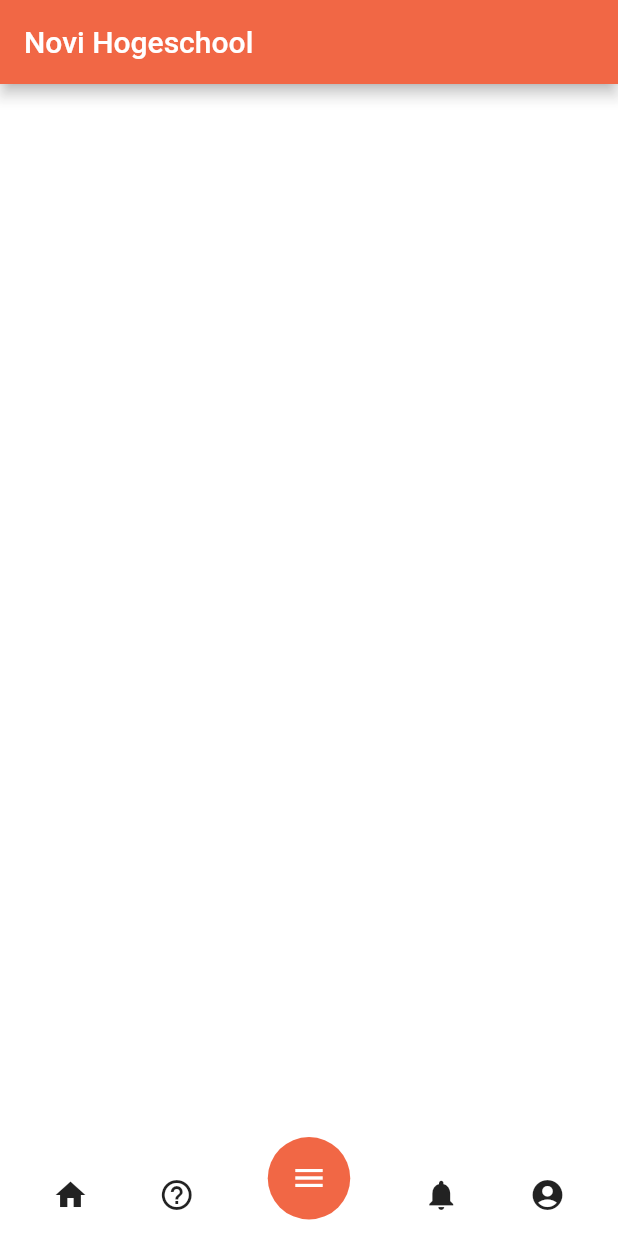
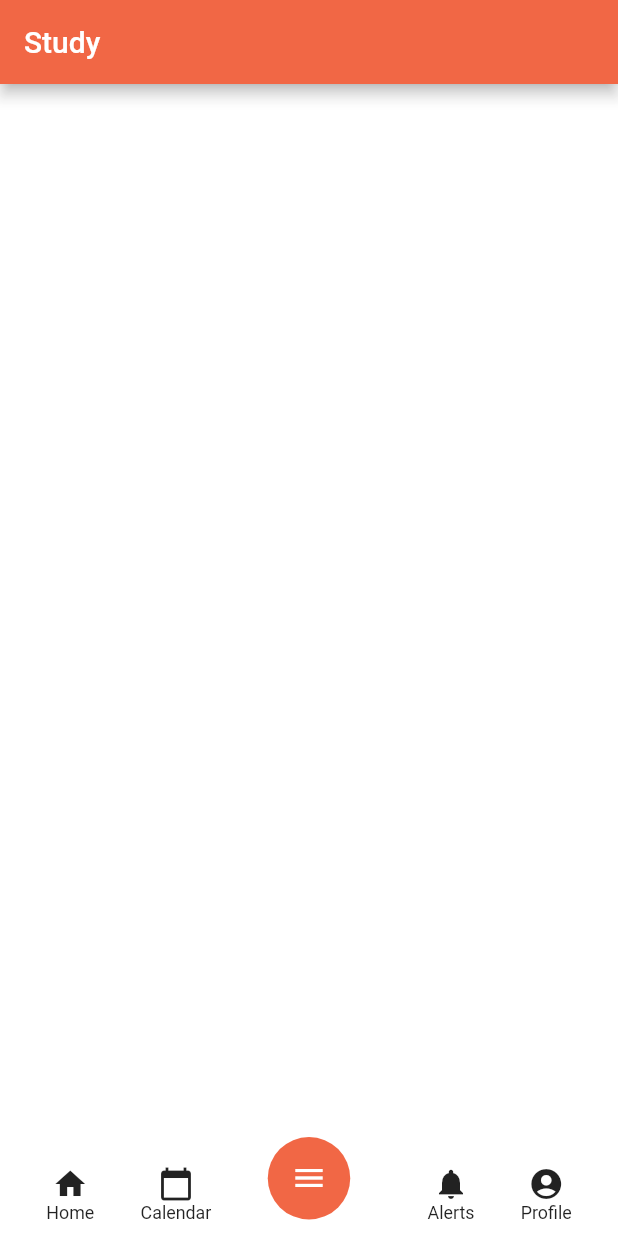
Before and after one commit to agoodstart/edu_app, a Flutter app: the screen it shows after launch, on a phone screen of 412 x 824 dp. Run offline on Flutter 3.47's test engine with Material 2 defaults, Android fonts, the phone set to English and light mode, and no system bars; our stand-ins replace badges.

Commit message:
added text to icons

```diff
--- a/lib/components/navbar.dart
+++ b/lib/components/navbar.dart
@@ -1,5 +1,6 @@
 import 'package:flutter/material.dart';
 import 'package:novi_app/components/circular_menu.dart';
+import 'package:badges/badges.dart';
 
 class CustomNavbar {
   final Size size;
@@ -26,23 +27,68 @@ class CustomNavbar {
               height: 80,
               child: Row(
                 mainAxisAlignment: MainAxisAlignment.spaceEvenly,
+                crossAxisAlignment: CrossAxisAlignment.center,
+                children: [
+                  Column(
+                    mainAxisSize: MainAxisSize.min,
                     children: [
                       IconButton(
+                        padding: EdgeInsets.zero,
+                        constraints: BoxConstraints(),
                         icon: Icon(Icons.home),
                         onPressed: () {},
                       ),
+                      Text(
+                        "Home",
+                        textScaleFactor: .85,
+                      )
+                    ],
+                  ),
+                  Column(
+                    mainAxisSize: MainAxisSize.min,
+                    children: [
                       IconButton(
-                    icon: Icon(Icons.help_outline),
+                        padding: EdgeInsets.zero,
+                        constraints: BoxConstraints(),
+                        icon: Icon(Icons.calendar_today),
                         onPressed: () {},
                       ),
+                      Text(
+                        "Calendar",
+                        textScaleFactor: .85,
+                      )
+                    ],
+                  ),
                   Container(width: this.size.width * .20),
+                  Column(
+                    mainAxisSize: MainAxisSize.min,
+                    children: [
                       IconButton(
+                        padding: EdgeInsets.zero,
+                        constraints: BoxConstraints(),
                         icon: Icon(Icons.notifications),
                         onPressed: () {},
                       ),
+                      Text(
+                        "Alerts",
+                        textScaleFactor: .85,
+                      )
+                    ],
+                  ),
+                  Column(
+                    mainAxisSize: MainAxisSize.min,
+                    children: [
                       IconButton(
+                        padding: EdgeInsets.zero,
+                        constraints: BoxConstraints(),
                         icon: Icon(Icons.account_circle_sharp),
                         onPressed: () {},
+                      ),
+                      Text(
+                        "Profile",
+                        textScaleFactor: .85,
+                      )
+                    ],
                   ),
                 ],
               ))
--- a/lib/main.dart
+++ b/lib/main.dart
@@ -11,11 +11,11 @@ class MyApp extends StatelessWidget {
   Widget build(BuildContext context) {
     return MaterialApp(
       debugShowCheckedModeBanner: false,
-      title: 'Novi Hogeschool',
+      title: 'Study',
       theme: ThemeData(
         primarySwatch: CustomColors.noviRedDark,
       ),
-      home: MyHomePage(title: 'Novi Hogeschool'),
+      home: MyHomePage(title: 'Study'),
     );
   }
 }
--- a/pubspec.yaml
+++ b/pubspec.yaml
@@ -21,6 +21,7 @@ environment:
   sdk: ">=2.7.0 <3.0.0"
 
 dependencies:
+  badges: ^1.1.3
   flutter:
     sdk: flutter
 
```
Also changed, not shown: pubspec.lock. Lines whose indentation alone changed are shown as unchanged.
